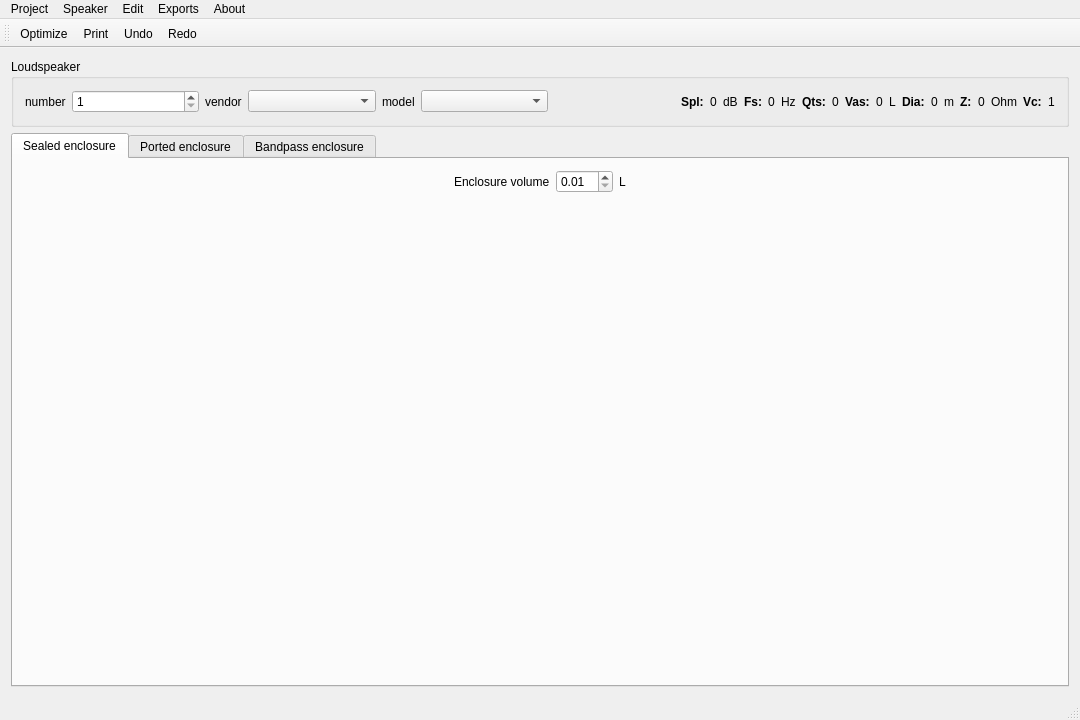
First picture: the form in mainwindow.ui, repository be1/qspeakers, before the edit.
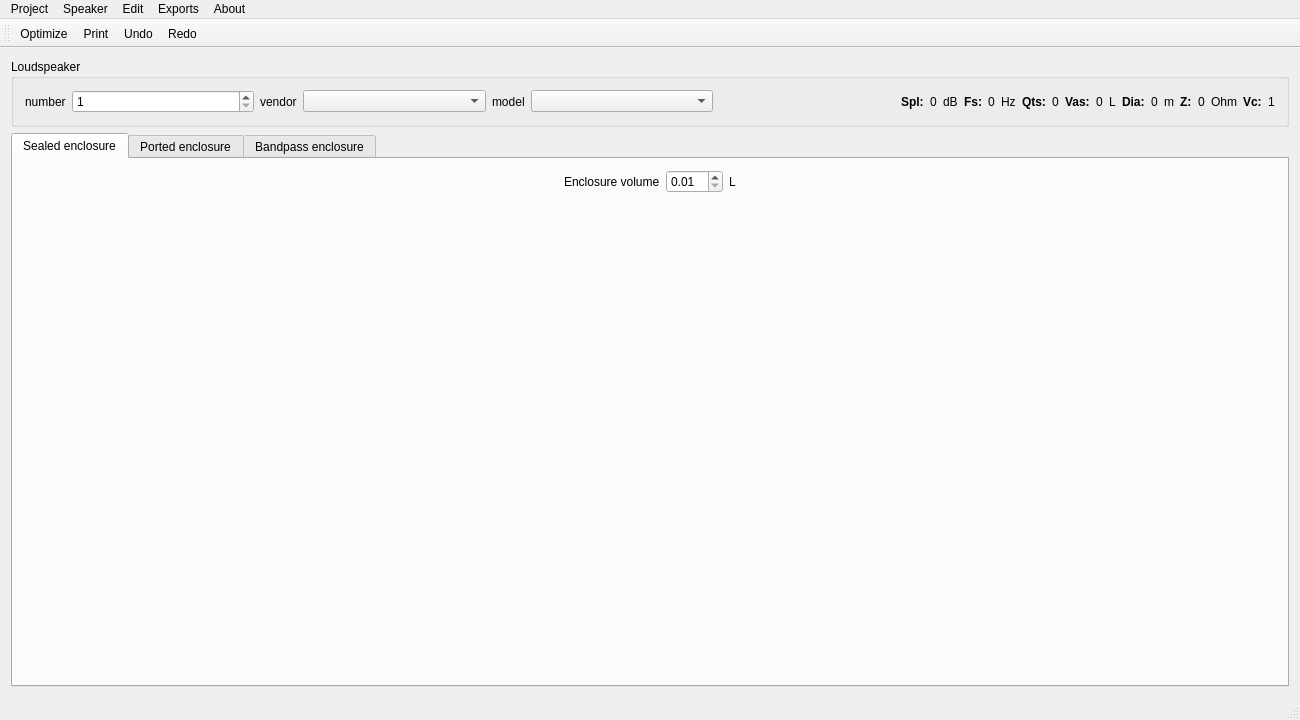
Second picture: the form after the edit. Icons and pictures are not drawn.

The edit to the form file:
```diff
--- a/mainwindow.ui
+++ b/mainwindow.ui
@@ -6,7 +6,7 @@
    <rect>
     <x>0</x>
     <y>0</y>
-    <width>1080</width>
+    <width>1300</width>
     <height>720</height>
    </rect>
   </property>
@@ -931,6 +931,14 @@
    </layout>
   </widget>
   <widget class="QMenuBar" name="menuBar">
+   <property name="geometry">
+    <rect>
+     <x>0</x>
+     <y>0</y>
+     <width>1300</width>
+     <height>27</height>
+    </rect>
+   </property>
    <widget class="QMenu" name="menuProject">
     <property name="title">
      <string>Project</string>
```
Left out of the diff: 5 changed lines with no effect on the pictures.
